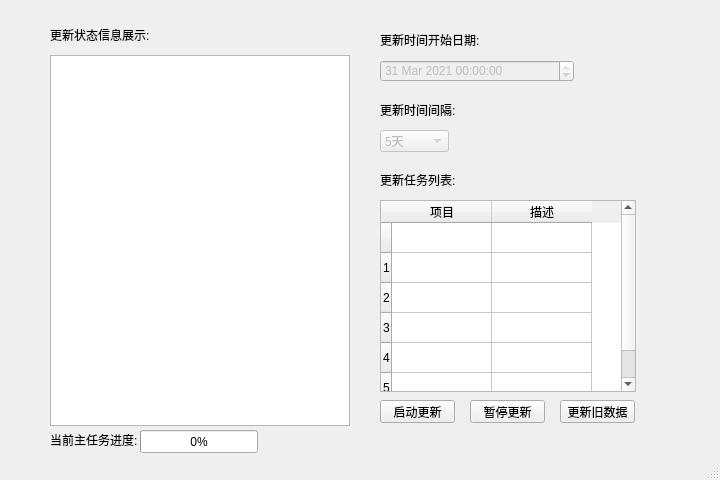
First picture: the form in ui/ks.ui, repository Axchgit/xc-ks-python, before the edit.
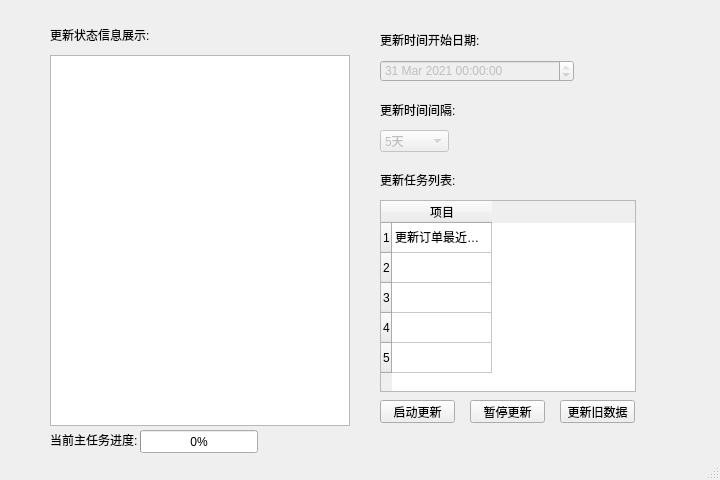
Second picture: the form after the edit.

Commit message: 保存UI

```diff
--- a/ui/ks.ui
+++ b/ui/ks.ui
@@ -148,11 +148,6 @@
       <height>192</height>
      </rect>
     </property>
-    <row>
-     <property name="text">
-      <string> </string>
-     </property>
-    </row>
     <row>
      <property name="text">
       <string>1</string>
@@ -182,12 +177,33 @@
      <property name="text">
       <string>项目</string>
      </property>
+     <property name="textAlignment">
+      <set>AlignCenter</set>
+     </property>
+     <property name="foreground">
+      <brush brushstyle="SolidPattern">
+       <color alpha="255">
+        <red>0</red>
+        <green>0</green>
+        <blue>0</blue>
+       </color>
+      </brush>
+     </property>
     </column>
-    <column>
+    <item row="0" column="0">
      <property name="text">
-      <string>描述</string>
+      <string>更新订单最近一个月数据</string>
      </property>
-    </column>
+     <property name="background">
+      <brush brushstyle="NoBrush">
+       <color alpha="255">
+        <red>0</red>
+        <green>0</green>
+        <blue>0</blue>
+       </color>
+      </brush>
+     </property>
+    </item>
    </widget>
    <widget class="QLabel" name="label_table">
     <property name="geometry">
```
